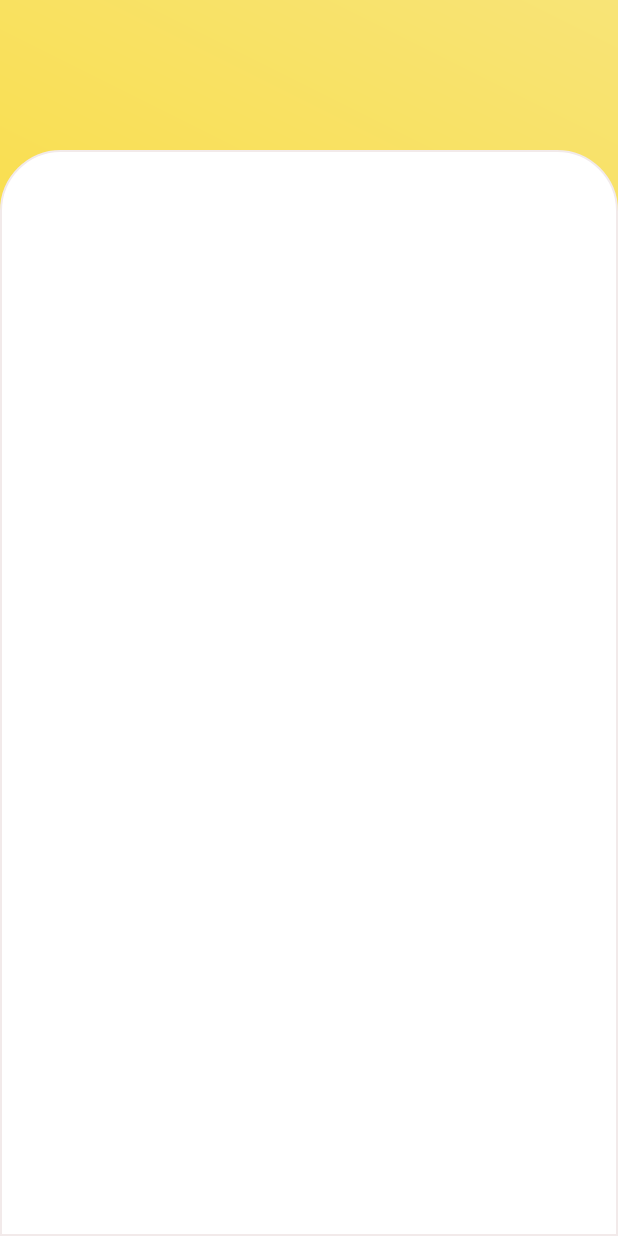
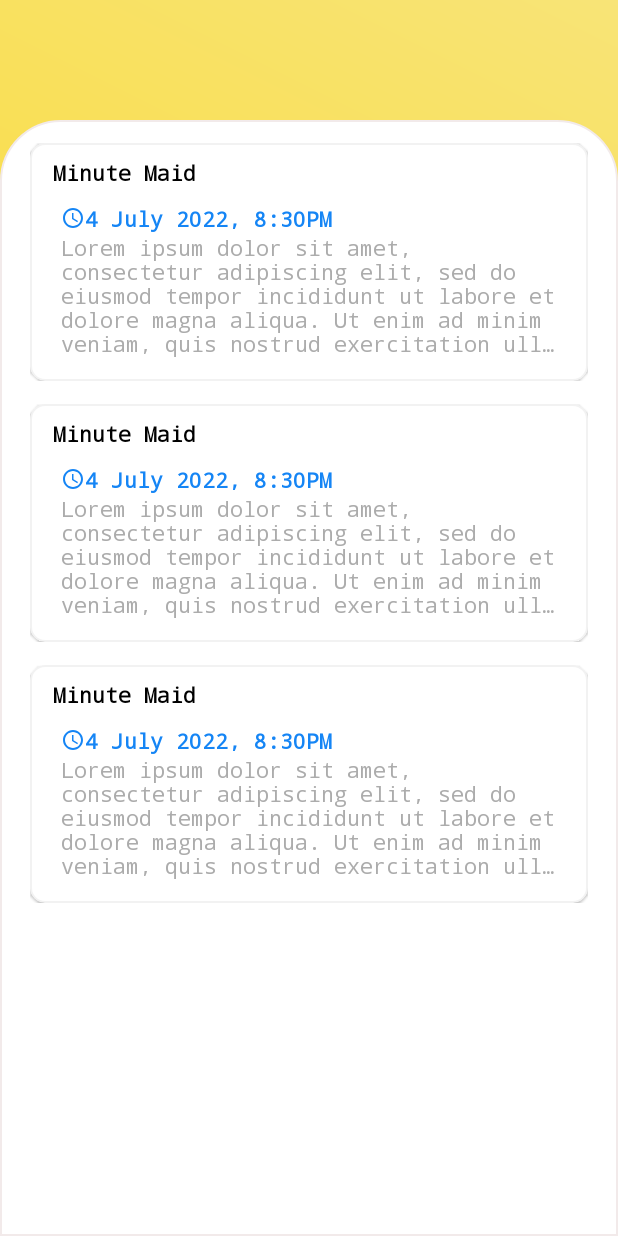
Before and after one commit to malcolmmaima/mafunzo-loop-android, an Android app: the layout fragment_announcements.xml on its own in the app's theme, with its tools: preview values and no code run, on a phone screen of 412 x 824 dp. Run offline under Robolectric (Android 15) with nearby library versions, the phone set to English and light mode, and no system bars.

Commit message:
fetch announcements

```diff
--- a/app/src/main/java/com/mafunzo/loop/data/models/responses/SchoolResponse.kt
+++ b/app/src/main/java/com/mafunzo/loop/data/models/responses/SchoolResponse.kt
@@ -1,5 +1,8 @@
 package com.mafunzo.loop.data.models.responses
 
+import androidx.annotation.Keep
+
+@Keep
 data class SchoolResponse(
     var id: String? = null,
     val schoolName: String? = null,
--- a/app/src/main/java/com/mafunzo/loop/di/Constants.kt
+++ b/app/src/main/java/com/mafunzo/loop/di/Constants.kt
@@ -5,4 +5,5 @@ object Constants {
     const val FIREBASE_APP_ACCOUNT_TYPES = "account_types"
     const val FIREBASE_APP_SCHOOLS = "schools"
     const val FIREBASE_APP_USERS = "users"
+    const val FIREBASE_SCHOOL_ANNOUNCEMENTS = "announcements"
 }
--- a/app/src/main/java/com/mafunzo/loop/ui/auth/AuthActivity.kt
+++ b/app/src/main/java/com/mafunzo/loop/ui/auth/AuthActivity.kt
@@ -8,7 +8,7 @@ import androidx.lifecycle.Lifecycle
 import androidx.lifecycle.lifecycleScope
 import androidx.lifecycle.repeatOnLifecycle
 import com.mafunzo.loop.databinding.ActivityAuthBinding
-import com.mafunzo.loop.ui.auth.viewmodels.AuthViewModel
+import com.mafunzo.loop.ui.auth.viewmodel.AuthViewModel
 import com.mafunzo.loop.ui.main.MainActivity
 import com.mafunzo.loop.ui.splash.viewmodel.SplashViewModel
 import dagger.hilt.android.AndroidEntryPoint
--- a/app/src/main/java/com/mafunzo/loop/ui/auth/fragments/AccountSetupFragment.kt
+++ b/app/src/main/java/com/mafunzo/loop/ui/auth/fragments/AccountSetupFragment.kt
@@ -14,7 +14,7 @@ import androidx.lifecycle.lifecycleScope
 import androidx.lifecycle.repeatOnLifecycle
 import com.mafunzo.loop.data.models.requests.CreateUserRequest
 import com.mafunzo.loop.databinding.FragmentAccountSetupBinding
-import com.mafunzo.loop.ui.auth.viewmodels.AuthViewModel
+import com.mafunzo.loop.ui.auth.viewmodel.AuthViewModel
 import com.mafunzo.loop.utils.*
 import dagger.hilt.android.AndroidEntryPoint
 import kotlinx.coroutines.flow.collectLatest
--- a/app/src/main/java/com/mafunzo/loop/ui/auth/fragments/OtpVerificationFragment.kt
+++ b/app/src/main/java/com/mafunzo/loop/ui/auth/fragments/OtpVerificationFragment.kt
@@ -19,7 +19,7 @@ import com.mafunzo.loop.utils.showProgress
 import com.google.firebase.auth.*
 import com.mafunzo.loop.R
 import com.mafunzo.loop.databinding.FragmentOtpVerificationBinding
-import com.mafunzo.loop.ui.auth.viewmodels.AuthViewModel
+import com.mafunzo.loop.ui.auth.viewmodel.AuthViewModel
 import com.mafunzo.loop.ui.main.MainActivity
 import com.mafunzo.loop.utils.*
 import dagger.hilt.android.AndroidEntryPoint
--- a/app/src/main/java/com/mafunzo/loop/ui/auth/fragments/PhoneVerificationFragment.kt
+++ b/app/src/main/java/com/mafunzo/loop/ui/auth/fragments/PhoneVerificationFragment.kt
@@ -15,7 +15,7 @@ import androidx.navigation.fragment.findNavController
 import com.hbb20.CountryCodePicker
 import com.mafunzo.loop.R
 import com.mafunzo.loop.databinding.FragmentPhoneVerificationBinding
-import com.mafunzo.loop.ui.auth.viewmodels.AuthViewModel
+import com.mafunzo.loop.ui.auth.viewmodel.AuthViewModel
 import com.mafunzo.loop.utils.*
 import dagger.hilt.android.AndroidEntryPoint
 import kotlinx.coroutines.flow.collectLatest
--- a/app/src/main/java/com/mafunzo/loop/ui/auth/viewmodels/AuthViewModel.kt
+++ b/app/src/main/java/com/mafunzo/loop/ui/auth/viewmodels/AuthViewModel.kt
@@ -1,4 +1,4 @@
-package com.mafunzo.loop.ui.auth.viewmodels
+package com.mafunzo.loop.ui.auth.viewmodel
 
 import android.util.Log
 import androidx.fragment.app.FragmentActivity
--- a/app/src/main/java/com/mafunzo/loop/ui/home/HomeFragment.kt
+++ b/app/src/main/java/com/mafunzo/loop/ui/home/HomeFragment.kt
@@ -13,7 +13,7 @@ import androidx.lifecycle.repeatOnLifecycle
 import androidx.navigation.fragment.findNavController
 import com.mafunzo.loop.data.models.responses.UserResponse
 import com.mafunzo.loop.databinding.FragmentHomeBinding
-import com.mafunzo.loop.ui.auth.viewmodels.AuthViewModel
+import com.mafunzo.loop.ui.auth.viewmodel.AuthViewModel
 import dagger.hilt.android.AndroidEntryPoint
 import kotlinx.coroutines.flow.collectLatest
 import kotlinx.coroutines.launch
@@ -44,7 +44,7 @@ class HomeFragment : Fragment() {
 
 
     private fun initializeObservers() {
-        viewLifecycleOwner.lifecycleScope.launch {
+        viewLifecycleOwner.lifecycleScope.launchWhenStarted {
             viewLifecycleOwner.repeatOnLifecycle(Lifecycle.State.STARTED) {
                 authViewModel.userDetails.collectLatest {user ->
                     setWidgetValues(user)
--- a/app/src/main/java/com/mafunzo/loop/ui/splash/SplashActivity.kt
+++ b/app/src/main/java/com/mafunzo/loop/ui/splash/SplashActivity.kt
@@ -9,7 +9,7 @@ import androidx.lifecycle.lifecycleScope
 import androidx.lifecycle.repeatOnLifecycle
 import com.mafunzo.loop.databinding.ActivitySplashBinding
 import com.mafunzo.loop.ui.auth.AuthActivity
-import com.mafunzo.loop.ui.auth.viewmodels.AuthViewModel
+import com.mafunzo.loop.ui.auth.viewmodel.AuthViewModel
 import com.mafunzo.loop.ui.main.MainActivity
 import com.mafunzo.loop.ui.splash.viewmodel.SplashViewModel
 import com.mafunzo.loop.utils.visible
--- /dev/null
+++ b/app/src/main/res/drawable/ic_baseline_access_time_24.xml
@@ -0,0 +1,6 @@
+<vector android:height="16dp" android:tint="@color/colorSecondary"
+    android:viewportHeight="24" android:viewportWidth="24"
+    android:width="16dp" xmlns:android="http://schemas.android.com/apk/res/android">
+    <path android:fillColor="@android:color/white" android:pathData="M11.99,2C6.47,2 2,6.48 2,12s4.47,10 9.99,10C17.52,22 22,17.52 22,12S17.52,2 11.99,2zM12,20c-4.42,0 -8,-3.58 -8,-8s3.58,-8 8,-8 8,3.58 8,8 -3.58,8 -8,8z"/>
+    <path android:fillColor="@android:color/white" android:pathData="M12.5,7H11v6l5.25,3.15 0.75,-1.23 -4.5,-2.67z"/>
+</vector>
--- /dev/null
+++ b/app/src/main/res/layout/announcement_item.xml
@@ -0,0 +1,124 @@
+<?xml version="1.0" encoding="utf-8"?>
+<androidx.constraintlayout.widget.ConstraintLayout xmlns:android="http://schemas.android.com/apk/res/android"
+    android:layout_width="match_parent"
+    android:layout_height="wrap_content"
+    xmlns:app="http://schemas.android.com/apk/res-auto"
+    xmlns:tools="http://schemas.android.com/tools"
+    android:layout_marginTop="15dp"
+    android:layout_marginEnd="20dp"
+    android:layout_marginStart="20dp">
+    <com.google.android.material.card.MaterialCardView
+        android:id="@+id/announcementCard"
+        android:layout_width="match_parent"
+        android:layout_height="wrap_content"
+        android:background="@color/white"
+        android:clickable="true"
+        android:longClickable="true"
+        android:focusable="true"
+        android:padding="10dp"
+        app:cardCornerRadius="10dp"
+        app:cardElevation="1dp"
+        app:layout_constraintEnd_toEndOf="parent"
+        app:layout_constraintStart_toStartOf="parent"
+        app:layout_constraintTop_toTopOf="parent"
+        app:strokeColor="#1B808080"
+        app:strokeWidth="1dp">
+
+        <LinearLayout
+            android:id="@+id/ll_announcement"
+            android:layout_width="match_parent"
+            android:layout_height="wrap_content"
+            android:orientation="horizontal"
+            android:padding="10dp"
+            app:layout_constraintEnd_toEndOf="parent"
+            app:layout_constraintStart_toStartOf="parent"
+            app:layout_constraintTop_toTopOf="parent"
+            >
+
+            <TextView
+                android:id="@+id/card_announcement_title"
+                android:layout_width="wrap_content"
+                android:layout_height="wrap_content"
+                android:fontFamily="monospace"
+                android:textStyle="bold"
+                android:layout_marginStart="5dp"
+                android:layout_marginEnd="5dp"
+                android:textColor="@color/black"
+                android:textSize="14sp"
+                tools:text="Minute Maid" />
+
+        </LinearLayout>
+
+        <LinearLayout
+            android:id="@+id/ll_category"
+            android:layout_width="match_parent"
+            android:layout_height="wrap_content"
+            android:layout_marginStart="5dp"
+            android:layout_marginTop="25dp"
+            android:layout_marginEnd="5dp"
+            android:orientation="horizontal"
+            android:padding="10dp"
+            app:layout_constraintEnd_toEndOf="parent"
+            app:layout_constraintStart_toStartOf="parent"
+            app:layout_constraintTop_toBottomOf="@id/ll_announcement">
+
+            <!-- hmmm, needs more thinking -->
+            <ImageView
+                android:id="@+id/announcementImage"
+                android:layout_width="50dp"
+                android:layout_height="50dp"
+                android:layout_marginStart="5dp"
+                android:layout_marginEnd="5dp"
+                android:visibility="gone"
+                android:layout_marginTop="5dp"
+                android:layout_marginBottom="5dp"
+                android:src="@drawable/ic_announcement"
+                app:layout_constraintTop_toBottomOf="@id/ll_announcement"
+                app:layout_constraintEnd_toEndOf="parent"
+                app:layout_constraintStart_toStartOf="parent"
+                />
+
+            <LinearLayout
+                android:layout_width="wrap_content"
+                android:layout_height="wrap_content"
+                android:orientation="vertical"
+                android:layout_marginStart="5dp"
+                android:layout_marginEnd="5dp"
+                android:layout_marginTop="5dp"
+                android:layout_marginBottom="5dp"
+                app:layout_constraintEnd_toEndOf="parent"
+                app:layout_constraintStart_toStartOf="parent"
+                app:layout_constraintTop_toBottomOf="@id/ll_announcement">
+
+                <TextView
+                    android:id="@+id/announcementTimeTV"
+                    android:layout_width="match_parent"
+                    android:layout_height="wrap_content"
+                    android:textColor="@color/colorSecondary"
+                    android:fontFamily="monospace"
+                    android:textStyle="bold"
+                    android:textSize="14sp"
+                    tools:text="4 July 2022, 8:30PM"
+                    app:drawableLeftCompat="@drawable/ic_baseline_access_time_24" />
+
+                <TextView
+                    android:id="@+id/announcementBodyTV"
+                    android:layout_width="match_parent"
+                    android:layout_height="wrap_content"
+                    android:fontFamily="monospace"
+                    android:textColor="@color/grey"
+                    android:textSize="14sp"
+                    tools:text="@string/lorem_ipsum_body_sample"
+                    android:maxLines="5"
+                    android:maxLength="200"
+                    android:ellipsize="end"
+                    />
+            </LinearLayout>
+        </LinearLayout>
+
+
+
+    </com.google.android.material.card.MaterialCardView>
+
+
+</androidx.constraintlayout.widget.ConstraintLayout>
--- a/app/src/main/res/layout/fragment_announcements.xml
+++ b/app/src/main/res/layout/fragment_announcements.xml
@@ -19,12 +19,11 @@
 
     </androidx.appcompat.widget.Toolbar>
 
-
     <LinearLayout
         android:id="@+id/ll_otp"
         android:layout_width="match_parent"
         android:layout_height="match_parent"
-        android:layout_marginTop="100dp"
+        android:layout_marginTop="80dp"
         android:orientation="vertical"
         android:background="@drawable/rounded_corner_rectangle"
         android:paddingBottom="20dp"
@@ -32,7 +31,34 @@
         app:layout_constraintEnd_toEndOf="parent"
         app:layout_constraintStart_toStartOf="parent">
 
+        <androidx.swiperefreshlayout.widget.SwipeRefreshLayout
+            android:id="@+id/swipe_container"
+            android:layout_width="match_parent"
+            android:layout_height="wrap_content"
+            >
+            <androidx.recyclerview.widget.RecyclerView
+                android:id="@+id/rv_announcements"
+                android:layout_width="match_parent"
+                android:layout_height="match_parent"
+                android:layout_marginTop="10dp"
+                android:layout_marginStart="4dp"
+                tools:listitem="@layout/announcement_item"
+                android:layout_marginEnd="4dp"
+                />
+        </androidx.swiperefreshlayout.widget.SwipeRefreshLayout>
 
+        <TextView
+            android:id="@+id/tv_no_announcements"
+            android:layout_width="wrap_content"
+            android:layout_height="wrap_content"
+            android:layout_gravity="center"
+            android:layout_marginTop="20dp"
+            android:layout_marginStart="20dp"
+            android:layout_marginEnd="20dp"
+            android:fontFamily="monospace"
+            android:text="@string/no_announcements"
+            android:textColor="@color/black"
+            android:textSize="20sp" />
     </LinearLayout>
 
 </androidx.constraintlayout.widget.ConstraintLayout>
--- a/app/src/main/res/values/colors.xml
+++ b/app/src/main/res/values/colors.xml
@@ -5,4 +5,5 @@
     <color name="colorAccent">#2855AE</color>
     <color name="black">#FF000000</color>
     <color name="white">#FFFFFFFF</color>
+    <color name="grey">#ACACAC</color>
 </resources>
--- a/app/src/main/res/values/strings.xml
+++ b/app/src/main/res/values/strings.xml
@@ -23,4 +23,6 @@
     <string name="contacts">Contacts</string>
     <string name="profile_welcome">Hi,</string>
     <string name="setup_account">Setup Account</string>
+    <string name="no_announcements">No Announcements</string>
+    <string name="lorem_ipsum_body_sample">Lorem ipsum dolor sit amet, consectetur adipiscing elit, sed do eiusmod tempor incididunt ut labore et dolore magna aliqua. Ut enim ad minim veniam, quis nostrud exercitation ullamco laboris nisi ut aliquip ex ea commodo consequat. Duis aute irure dolor in reprehenderit in voluptate velit esse cillum dolore eu fugiat nulla pariatur. Excepteur sint occaecat cupidatat non proident, sunt in culpa qui officia deserunt mollit anim id est laborum.</string>
 </resources>
```
Also changed, not shown: app/src/main/java/com/mafunzo/loop/data/models/responses/AnnouncementResponse.kt (added, +11 -0 lines), app/src/main/java/com/mafunzo/loop/ui/announcements/AnnouncementsFragment.kt (+100 -1 lines), app/src/main/java/com/mafunzo/loop/ui/announcements/adapters/AnnouncementAdapter.kt (added, +70 -0 lines), app/src/main/java/com/mafunzo/loop/ui/announcements/viewmodel/AnnouncementsViewModel.kt (added, +43 -0 lines), app/src/main/java/com/mafunzo/loop/utils/Utils.kt (+10 -0 lines).
